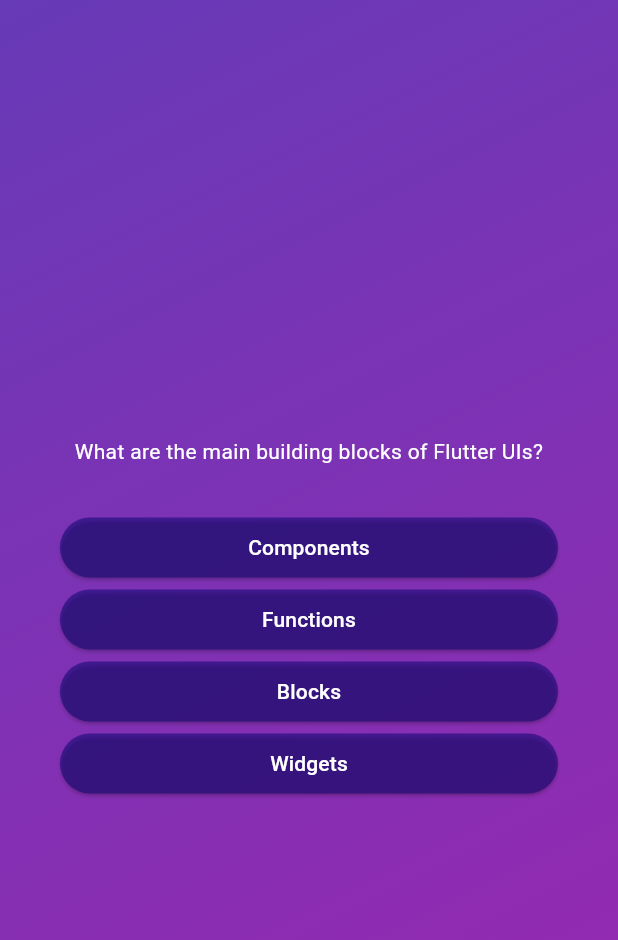
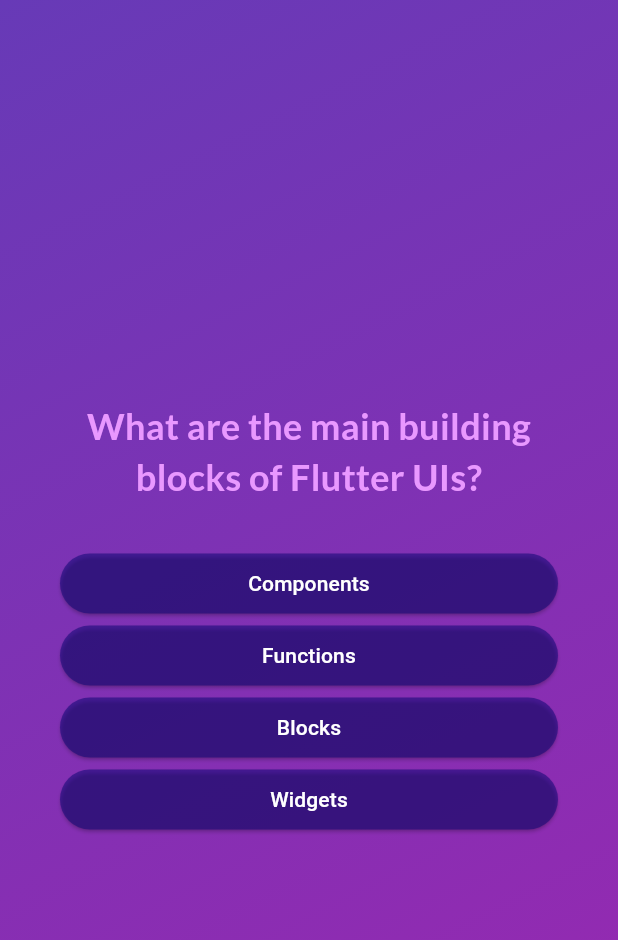
Before and after one commit to Olamigoke10/QuizAppFlutter, a Flutter app: the screen it shows after launch, after a tap on "Start Quiz", on a phone screen of 412 x 824 dp. Shown: the top 940 px of the screen. Run offline on Flutter 3.47's test engine with Material 3 defaults, Android fonts, the phone set to English and light mode, and no system bars; our stand-ins replace google_fonts.

Commit message:
USing google fonts to change the fonts

```diff
--- a/lib/questions_screen.dart
+++ b/lib/questions_screen.dart
@@ -1,6 +1,8 @@
 import 'package:flutter/material.dart';
+import 'package:flutter/widgets.dart';
 import 'package:quiz_app/answer.button.dart';
 import 'package:quiz_app/data/questions.dart';
+import 'package:google_fonts/google_fonts.dart';
 
 class QuestionsScreen extends StatefulWidget{
   const QuestionsScreen({super.key});
@@ -39,9 +41,11 @@ class _QuestionsScreenState extends State<QuestionsScreen>{
             Text(
             currentQuestion.text,
             textAlign: TextAlign.center,
-            style: const TextStyle(
-              color: Colors.white,
-            ),
+            style: GoogleFonts.lato(
+              color:const Color.fromARGB(255, 233, 152, 255),
+              fontSize:24,
+              fontWeight:FontWeight.bold,
+            )
             ),
             const SizedBox(height: 30),
             ...currentQuestion.getShuffledAnswers().map((item) {
--- a/lib/screen.dart
+++ b/lib/screen.dart
@@ -1,4 +1,5 @@
 import 'package:flutter/material.dart';
+import 'package:google_fonts/google_fonts.dart';
 
 class FirstScreen extends StatelessWidget{
   const FirstScreen(this.startQuiz, {super.key});
@@ -18,9 +19,9 @@ class FirstScreen extends StatelessWidget{
             color: const Color.fromARGB(150, 255, 255, 255),
           ),
           const SizedBox(height: 50),
-          const Text(
+          Text(
             "Learn Flutter the fun way",
-          style: TextStyle(
+          style: GoogleFonts.cuprum(
             fontSize: 24,
             color: Colors.white
           ),
--- a/pubspec.yaml
+++ b/pubspec.yaml
@@ -35,6 +35,7 @@ dependencies:
   # The following adds the Cupertino Icons font to your application.
   # Use with the CupertinoIcons class for iOS style icons.
   cupertino_icons: ^1.0.6
+  google_fonts: ^6.2.1
 
 dev_dependencies:
   flutter_test:
```
Also changed, not shown: pubspec.lock, 1 other file.
